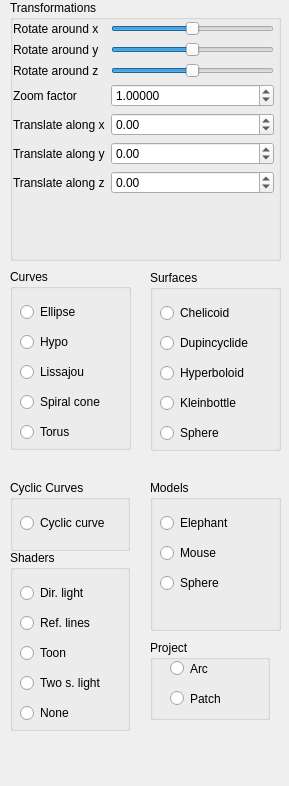
The window that GUI/SideWidget.ui (gabeeka/qt-computer-aided-graphics) describes before a commit, drawn with Qt 5.
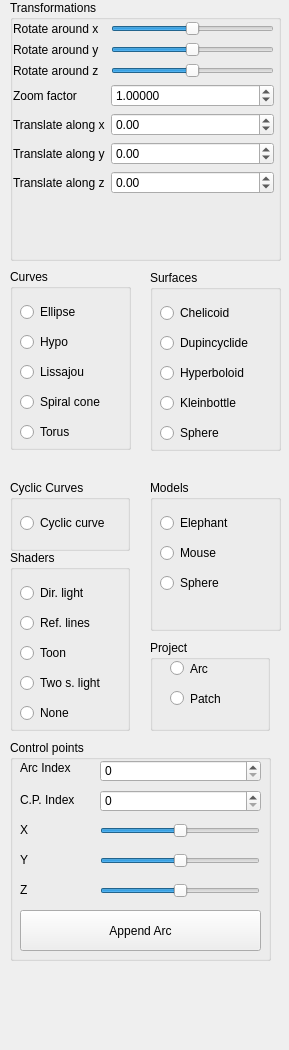
The same window after the commit.

Commit message: Add UI controls for control point manipulation

Patch:
```diff
--- a/GUI/SideWidget.ui
+++ b/GUI/SideWidget.ui
@@ -7,7 +7,7 @@
     <x>0</x>
     <y>0</y>
     <width>289</width>
-    <height>786</height>
+    <height>1050</height>
    </rect>
   </property>
   <property name="sizePolicy">
@@ -538,7 +538,7 @@
      <x>150</x>
      <y>640</y>
      <width>120</width>
-     <height>80</height>
+     <height>91</height>
     </rect>
    </property>
    <property name="title">
@@ -571,6 +571,174 @@
     </property>
    </widget>
   </widget>
+  <widget class="QGroupBox" name="groupBox_8">
+   <property name="geometry">
+    <rect>
+     <x>10</x>
+     <y>740</y>
+     <width>261</width>
+     <height>221</height>
+    </rect>
+   </property>
+   <property name="title">
+    <string>Control points</string>
+   </property>
+   <widget class="QSpinBox" name="arc_index">
+    <property name="geometry">
+     <rect>
+      <x>90</x>
+      <y>20</y>
+      <width>161</width>
+      <height>22</height>
+     </rect>
+    </property>
+   </widget>
+   <widget class="QSpinBox" name="cp_index">
+    <property name="geometry">
+     <rect>
+      <x>90</x>
+      <y>50</y>
+      <width>161</width>
+      <height>22</height>
+     </rect>
+    </property>
+   </widget>
+   <widget class="QSlider" name="cp_x_coord">
+    <property name="geometry">
+     <rect>
+      <x>90</x>
+      <y>80</y>
+      <width>160</width>
+      <height>22</height>
+     </rect>
+    </property>
+    <property name="minimum">
+     <number>-100</number>
+    </property>
+    <property name="maximum">
+     <number>100</number>
+    </property>
+    <property name="orientation">
+     <enum>Qt::Horizontal</enum>
+    </property>
+   </widget>
+   <widget class="QSlider" name="cp_y_coord">
+    <property name="geometry">
+     <rect>
+      <x>90</x>
+      <y>110</y>
+      <width>160</width>
+      <height>22</height>
+     </rect>
+    </property>
+    <property name="minimum">
+     <number>-100</number>
+    </property>
+    <property name="maximum">
+     <number>100</number>
+    </property>
+    <property name="orientation">
+     <enum>Qt::Horizontal</enum>
+    </property>
+   </widget>
+   <widget class="QSlider" name="cp_z_coord">
+    <property name="geometry">
+     <rect>
+      <x>90</x>
+      <y>140</y>
+      <width>160</width>
+      <height>22</height>
+     </rect>
+    </property>
+    <property name="minimum">
+     <number>-100</number>
+    </property>
+    <property name="maximum">
+     <number>100</number>
+    </property>
+    <property name="orientation">
+     <enum>Qt::Horizontal</enum>
+    </property>
+   </widget>
+   <widget class="QLabel" name="label_8">
+    <property name="geometry">
+     <rect>
+      <x>10</x>
+      <y>20</y>
+      <width>61</width>
+      <height>16</height>
+     </rect>
+    </property>
+    <property name="text">
+     <string>Arc Index</string>
+    </property>
+   </widget>
+   <widget class="QLabel" name="label_9">
+    <property name="geometry">
+     <rect>
+      <x>10</x>
+      <y>50</y>
+      <width>61</width>
+      <height>20</height>
+     </rect>
+    </property>
+    <property name="text">
+     <string>C.P. Index</string>
+    </property>
+   </widget>
+   <widget class="QLabel" name="label_10">
+    <property name="geometry">
+     <rect>
+      <x>10</x>
+      <y>80</y>
+      <width>51</width>
+      <height>20</height>
+     </rect>
+    </property>
+    <property name="text">
+     <string>X</string>
+    </property>
+   </widget>
+   <widget class="QLabel" name="label_11">
+    <property name="geometry">
+     <rect>
+      <x>10</x>
+      <y>110</y>
+      <width>51</width>
+      <height>20</height>
+     </rect>
+    </property>
+    <property name="text">
+     <string>Y</string>
+    </property>
+   </widget>
+   <widget class="QLabel" name="label_12">
+    <property name="geometry">
+     <rect>
+      <x>10</x>
+      <y>140</y>
+      <width>51</width>
+      <height>20</height>
+     </rect>
+    </property>
+    <property name="text">
+     <string>Z</string>
+    </property>
+   </widget>
+   <widget class="QPushButton" name="pushButton">
+    <property name="geometry">
+     <rect>
+      <x>10</x>
+      <y>170</y>
+      <width>241</width>
+      <height>41</height>
+     </rect>
+    </property>
+    <property name="text">
+     <string>Append Arc</string>
+    </property>
+   </widget>
+  </widget>
  </widget>
  <resources/>
  <connections/>
```
The commit also changes 3 other files.
